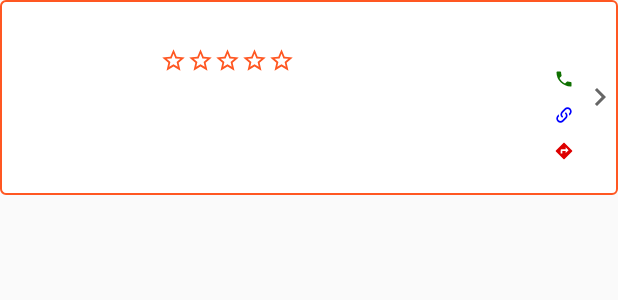
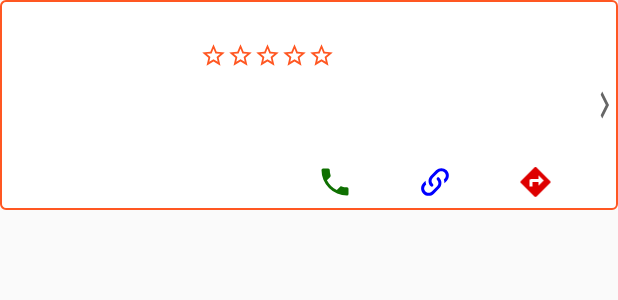
Before and after one commit to santbob/Capstone-Project, an Android app: the layout reco_list_item.xml on its own in the app's theme, with its tools: preview values and no code run, on a phone screen of 412 x 824 dp. Shown: the top 300 px of the screen. Run offline under Robolectric (Android 15) with nearby library versions, the phone set to English and light mode, and no system bars.

Commit message:
redesign ui to better place the action icons.

```diff
--- a/LetMeEat/app/src/main/java/com/letmeeat/letmeeat/RecoDetailFragment.java
+++ b/LetMeEat/app/src/main/java/com/letmeeat/letmeeat/RecoDetailFragment.java
@@ -161,6 +161,7 @@ public class RecoDetailFragment extends Fragment implements LoaderManager.Loader
 
         TextView name = (TextView) mRootView.findViewById(R.id.reco_name);
         ImageView image = (ImageView) mRootView.findViewById(R.id.reco_image);
+        image.setVisibility(View.GONE);
         TextView priceRange = (TextView) mRootView.findViewById(R.id.price_range);
         TextView reviewsCount = (TextView) mRootView.findViewById(R.id.reviews_count);
         ImageView ratingStar1 = (ImageView) mRootView.findViewById(R.id.rating_star_1);
@@ -184,10 +185,6 @@ public class RecoDetailFragment extends Fragment implements LoaderManager.Loader
 
             String imageUrl = mCursor.getString(mCursor.getColumnIndex(RecosContract.RecosEntry.COLUMN_IMAGE_URL));
             if (!TextUtils.isEmpty(imageUrl)) {
-                Picasso.with(getActivity()).load(imageUrl)
-                        .resize(200, 200)
-                        .centerCrop()
-                        .into(image);
                 updateMainPicture(imageUrl);
             }
 
--- a/LetMeEat/app/src/main/res/drawable/ic_right_arrow.xml
+++ b/LetMeEat/app/src/main/res/drawable/ic_right_arrow.xml
@@ -1,7 +1,7 @@
 <!-- drawable/star.xml -->
 <vector xmlns:android="http://schemas.android.com/apk/res/android"
-    android:height="24dp"
-    android:width="24dp"
+    android:height="36dp"
+    android:width="18dp"
     android:viewportWidth="24"
     android:viewportHeight="24">
     <path android:fillColor="@color/dark_grey" android:pathData="M10 6L8.59 7.41 13.17 12l-4.58 4.59L10 18l6-6z" />
--- a/LetMeEat/app/src/main/res/layout/fragment_reco_detail.xml
+++ b/LetMeEat/app/src/main/res/layout/fragment_reco_detail.xml
@@ -64,6 +64,7 @@
                     android:layout_width="match_parent"
                     android:layout_height="120dp"
                     android:layout_alignParentBottom="true"
+                    android:gravity="center_horizontal"
                     android:background="@drawable/border"
                     android:baselineAligned="false"
                     android:descendantFocusability="blocksDescendants"
--- a/LetMeEat/app/src/main/res/layout/reco_badge.xml
+++ b/LetMeEat/app/src/main/res/layout/reco_badge.xml
@@ -3,40 +3,42 @@
 
     <ImageView
         android:id="@+id/reco_image"
-        android:layout_width="100dp"
-        android:layout_height="100dp"
+        android:layout_width="130dp"
+        android:layout_height="130dp"
         android:layout_gravity="center_vertical"
         android:contentDescription="@string/recommendation_image"
         android:paddingEnd="@dimen/small_pad"
         android:paddingStart="@dimen/small_pad"
         android:scaleType="fitCenter" />
 
-    <LinearLayout
+    <RelativeLayout
         android:layout_width="0dp"
-        android:layout_height="120dp"
+        android:layout_height="match_parent"
         android:layout_margin="1dp"
         android:layout_marginEnd="0dp"
         android:layout_marginStart="0dp"
         android:layout_weight="1"
         android:orientation="vertical"
         android:paddingBottom="@dimen/small_pad"
-        android:paddingEnd="@dimen/small_pad"
-        android:paddingStart="@dimen/small_pad"
+        android:paddingEnd="@dimen/x_small_pad"
+        android:paddingStart="@dimen/x_small_pad"
         android:paddingTop="@dimen/small_pad">
 
         <TextView
             android:id="@+id/reco_name"
             android:layout_width="match_parent"
             android:layout_height="wrap_content"
-            android:layout_marginBottom="@dimen/small_pad"
+            android:layout_marginBottom="@dimen/x_small_pad"
             android:minHeight="12dp"
             android:textColor="@color/black"
             android:textSize="14sp" />
 
         <LinearLayout
+            android:id="@+id/rating_layout"
             android:layout_width="match_parent"
             android:layout_height="wrap_content"
-            android:layout_marginBottom="@dimen/small_pad"
+            android:layout_below="@+id/reco_name"
+            android:layout_marginBottom="@dimen/x_small_pad"
             android:orientation="horizontal">
 
             <ImageView
@@ -95,7 +97,11 @@
             android:id="@+id/cuisine_type"
             android:layout_width="match_parent"
             android:layout_height="wrap_content"
+            android:layout_below="@+id/rating_layout"
+            android:layout_marginBottom="@dimen/x_small_pad"
+            android:ellipsize="end"
             android:gravity="start"
+            android:maxLines="1"
             android:textColor="@color/black"
             android:textSize="12sp" />
 
@@ -103,52 +109,62 @@
             android:id="@+id/address"
             android:layout_width="match_parent"
             android:layout_height="wrap_content"
+            android:layout_above="@+id/actions_layout"
+            android:layout_marginBottom="@dimen/x_small_pad"
+            android:ellipsize="end"
             android:minHeight="12dp"
             android:textColor="@color/black"
             android:textSize="12sp" />
-    </LinearLayout>
 
         <LinearLayout
-        android:layout_width="@dimen/icon_size"
-        android:layout_height="match_parent"
-        android:gravity="center"
-        android:orientation="vertical">
+            android:id="@+id/actions_layout"
+            android:layout_width="match_parent"
+            android:layout_height="wrap_content"
+            android:layout_alignParentBottom="true"
+            android:layout_marginTop="@dimen/x_small_pad"
+            android:orientation="horizontal">
 
             <TextView
                 android:id="@+id/price_range"
                 android:layout_width="@dimen/icon_size"
                 android:layout_height="@dimen/icon_size"
+                android:layout_weight="1"
+                android:layout_marginEnd="@dimen/medium_pad"
                 android:gravity="center"
                 android:textColor="@color/black"
-            android:textSize="14sp"
+                android:textSize="16sp"
                 android:textStyle="bold" />
 
             <ImageView
                 android:id="@+id/phone"
                 android:layout_width="@dimen/icon_size"
                 android:layout_height="@dimen/icon_size"
+                android:layout_weight="1"
+                android:layout_marginEnd="@dimen/medium_pad"
+                android:layout_marginStart="@dimen/medium_pad"
                 android:contentDescription="@string/open_number_on_phone"
-            android:paddingBottom="@dimen/small_pad"
-            android:paddingTop="@dimen/small_pad"
                 android:src="@drawable/ic_phone" />
 
             <ImageView
                 android:id="@+id/link"
                 android:layout_width="@dimen/icon_size"
                 android:layout_height="@dimen/icon_size"
+                android:layout_weight="1"
+                android:layout_marginEnd="@dimen/medium_pad"
+                android:layout_marginStart="@dimen/medium_pad"
                 android:contentDescription="@string/opens_link"
-            android:paddingBottom="@dimen/small_pad"
-            android:paddingTop="@dimen/small_pad"
                 android:src="@drawable/ic_link_variant" />
 
             <ImageView
                 android:id="@+id/directions"
                 android:layout_width="@dimen/icon_size"
                 android:layout_height="@dimen/icon_size"
+                android:layout_weight="1"
+                android:layout_marginEnd="@dimen/medium_pad"
+                android:layout_marginStart="@dimen/medium_pad"
                 android:contentDescription="@string/get_directions"
-            android:paddingBottom="@dimen/small_pad"
-            android:paddingTop="@dimen/small_pad"
                 android:src="@drawable/ic_directions" />
 
         </LinearLayout>
+    </RelativeLayout>
 </merge>
--- a/LetMeEat/app/src/main/res/layout/reco_list_item.xml
+++ b/LetMeEat/app/src/main/res/layout/reco_list_item.xml
@@ -1,8 +1,8 @@
 <?xml version="1.0" encoding="utf-8"?>
 <LinearLayout xmlns:android="http://schemas.android.com/apk/res/android"
     android:layout_width="match_parent"
-    android:layout_height="130dp"
-    android:layout_marginBottom="@dimen/large_pad"
+    android:layout_height="140dp"
+    android:layout_marginBottom="@dimen/medium_pad"
     android:background="@drawable/border_rounded"
     android:baselineAligned="false"
     android:descendantFocusability="blocksDescendants"
@@ -11,8 +11,8 @@
     <include layout="@layout/reco_badge" />
 
     <ImageView
-        android:layout_width="@dimen/icon_size"
-        android:layout_height="@dimen/icon_size"
+        android:layout_width="18dp"
+        android:layout_height="36dp"
         android:layout_gravity="center_vertical"
         android:contentDescription="@string/more_details"
         android:src="@drawable/ic_right_arrow" />
--- a/LetMeEat/app/src/main/res/values/dimens.xml
+++ b/LetMeEat/app/src/main/res/values/dimens.xml
@@ -3,6 +3,7 @@
     <!-- Default screen margins, per the Android Design guidelines. -->
     <dimen name="activity_vertical_margin">16dp</dimen>
     <dimen name="corner_radius">4dp</dimen>
+    <dimen name="x_small_pad">2dp</dimen>
     <dimen name="small_pad">5dp</dimen>
     <dimen name="medium_pad">10dp</dimen>
     <dimen name="large_pad">16dp</dimen>
```
Lines whose indentation alone changed are shown as unchanged.
